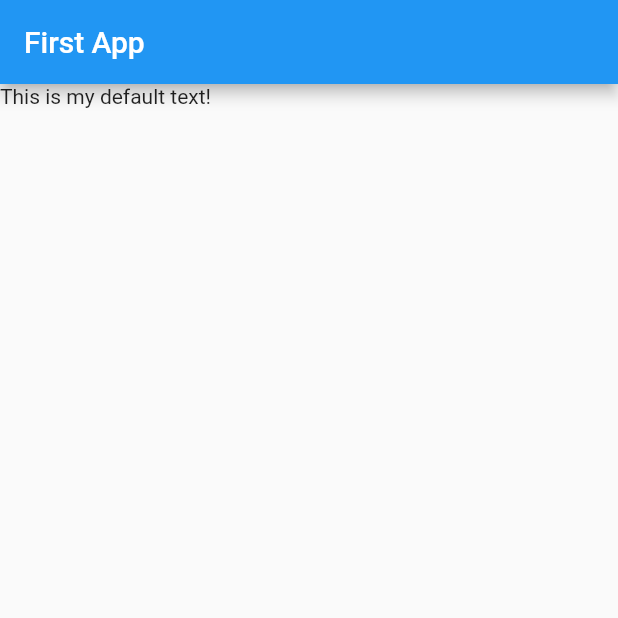
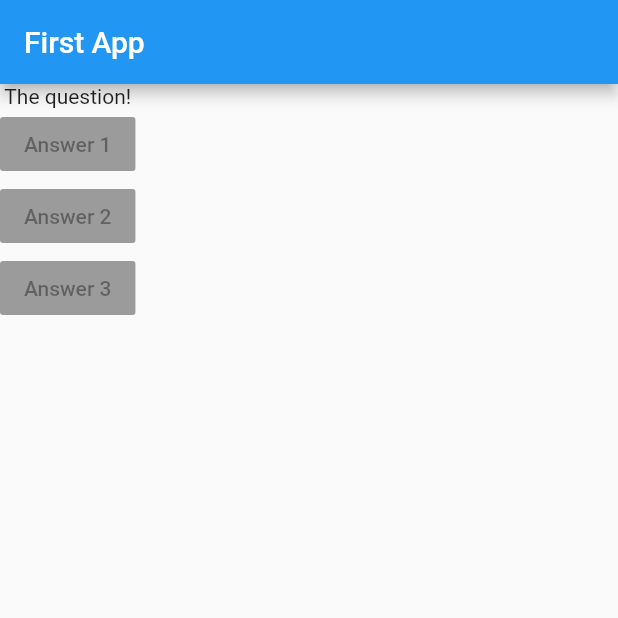
Before and after one commit to abayo-luc/flutter_app_1, a Flutter app: the screen it shows after launch, on a phone screen of 412 x 824 dp, the top half of it. Run offline on Flutter 3.47's test engine with Material 2 defaults, Android fonts, the phone set to English and light mode, and no system bars.

Commit message:
:sparkles: add multiple components

```diff
--- a/lib/main.dart
+++ b/lib/main.dart
@@ -5,10 +5,30 @@ void main() => runApp(MyApp());
 class MyApp extends StatelessWidget {
   @override
   Widget build(BuildContext contenxt) {
+    var questions = [
+      'What\'s your favorite color?',
+      'What\'s your favorite animal?'
+    ];
     return MaterialApp(
       home: Scaffold(
         appBar: AppBar(title: Text('First App')),
-        body: Text('This is my default text!'),
+        body: Column(
+          children: [
+            Text('The question!'),
+            RaisedButton(
+              child: Text('Answer 1'),
+              onPressed: null,
+            ),
+            RaisedButton(
+              child: Text('Answer 2'),
+              onPressed: null,
+            ),
+            RaisedButton(
+              child: Text('Answer 3'),
+              onPressed: null,
+            )
+          ],
+        ),
       ),
     );
   }
```
